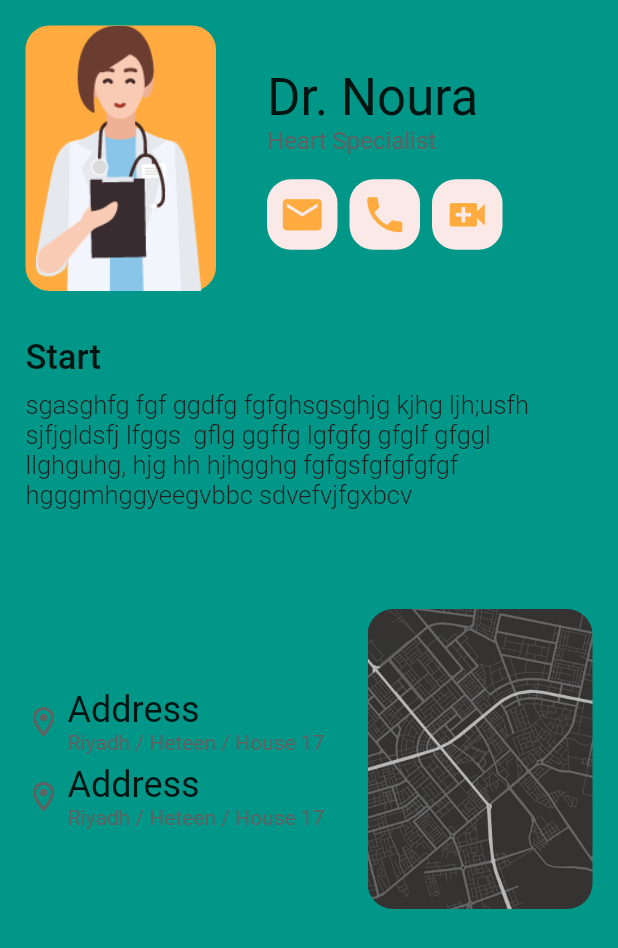
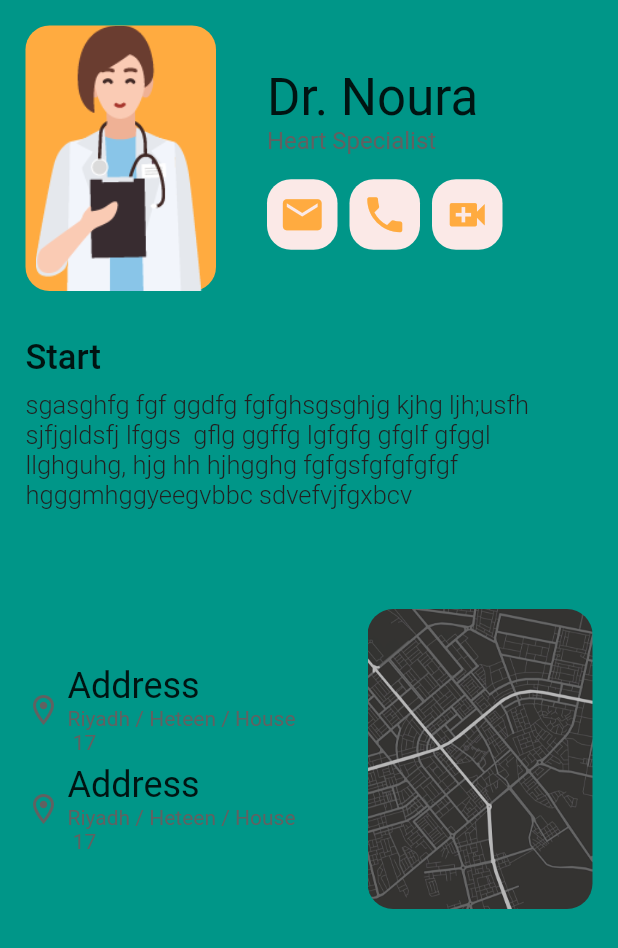
Before and after one commit to IbrahimAsire/flut1, a Flutter app: the screen it shows after launch, on a phone screen of 412 x 824 dp. Shown: the top 948 px of the screen. Run offline on Flutter 3.47's test engine with Material 2 defaults, Android fonts, the phone set to English and light mode, and no system bars.

Commit message:
format: formating code

```diff
--- a/lib/main.dart
+++ b/lib/main.dart
@@ -117,7 +117,7 @@ class HomeScreen extends StatelessWidget {
                                 style: TextStyle(fontSize: 24, ),
                               ),
                               Text(
-                                "Riyadh / Heteen / House 17",
+                                "Riyadh / Heteen / House \n 17",
                                 style: TextStyle(color: Colors.grey[700]),
                               )
                             ],
@@ -140,7 +140,7 @@ class HomeScreen extends StatelessWidget {
                                 style: TextStyle(fontSize: 24, ),
                               ),
                               Text(
-                                "Riyadh / Heteen / House 17",
+                                "Riyadh / Heteen / House \n 17",
                                 style: TextStyle(color: Colors.grey[700]),
                               )
                             ],
```
